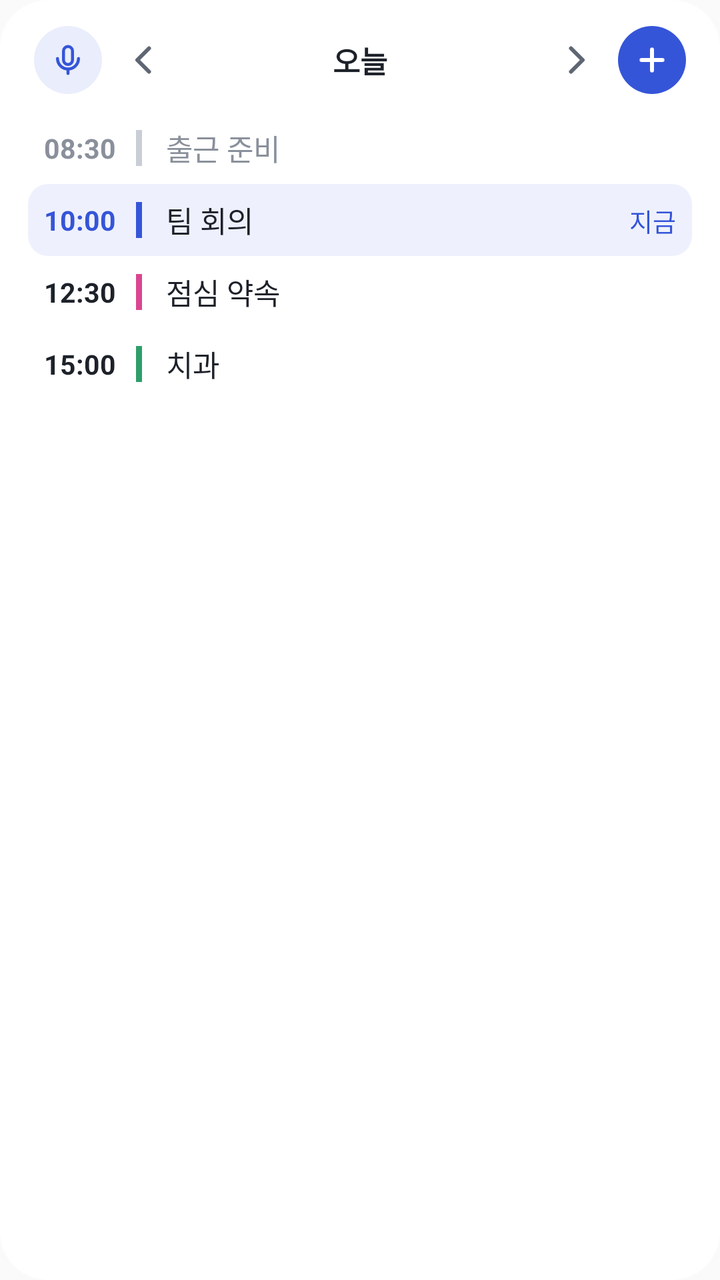
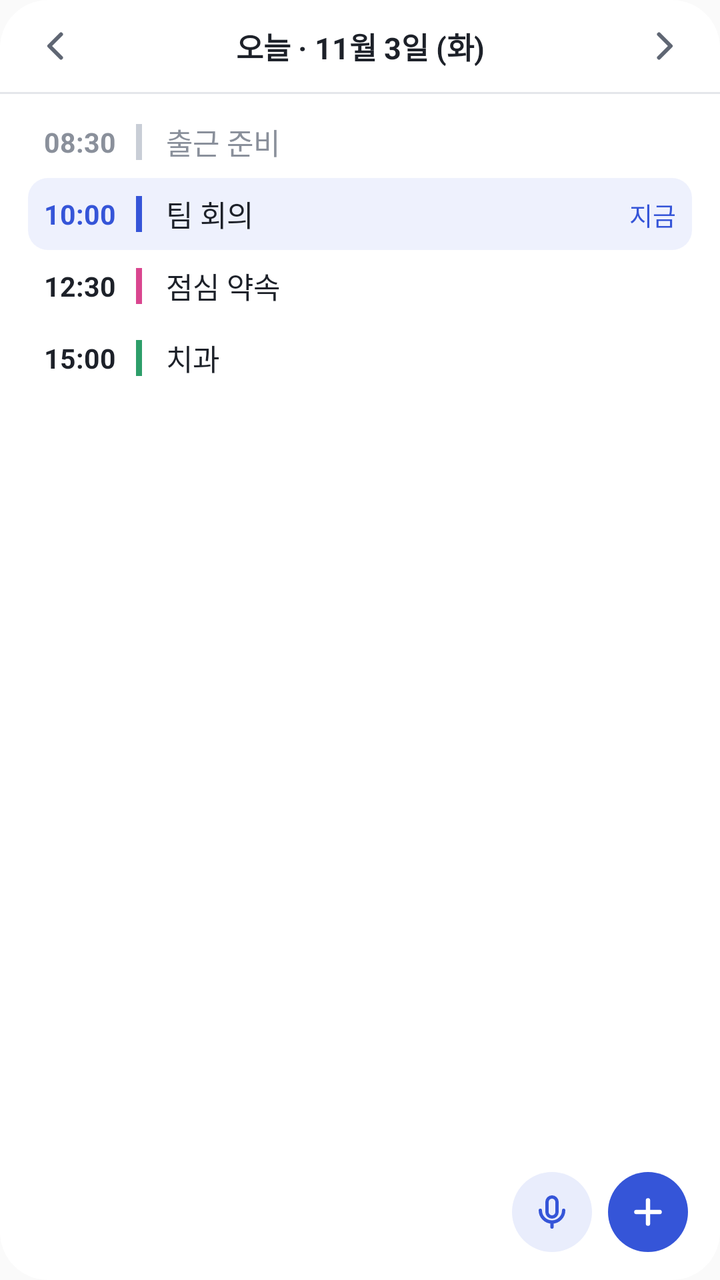

Before-and-after screenshots of an Android layout around one commit, followed by the original layout XML and the change that was made.
<!-- AndroidManifest.xml: application theme AppTheme -->
<!-- res/layout/bx_widget_preview.xml -->
<?xml version="1.0" encoding="utf-8"?>
<LinearLayout xmlns:android="http://schemas.android.com/apk/res/android"
    android:layout_width="match_parent"
    android:layout_height="match_parent"
    android:background="@drawable/bx_widget_bg"
    android:orientation="vertical"
    android:paddingLeft="14dp"
    android:paddingTop="10dp"
    android:paddingRight="14dp"
    android:paddingBottom="12dp">

    <LinearLayout
        android:layout_width="match_parent"
        android:layout_height="40dp"
        android:gravity="center_vertical"
        android:orientation="horizontal">
        <FrameLayout
            android:layout_width="40dp"
            android:layout_height="40dp"
            android:contentDescription="말하기 · 바로 말로 일정 추가">
            <ImageView
                android:layout_width="34dp"
                android:layout_height="34dp"
                android:layout_gravity="center"
                android:background="@drawable/bx_widget_round2"
                android:importantForAccessibility="no"
                android:padding="8dp"
                android:src="@drawable/ic_widget_mic_a" />
        </FrameLayout>
        <FrameLayout
            android:layout_width="36dp"
            android:layout_height="40dp"
            android:contentDescription="전날">
            <ImageView
                android:layout_width="20dp"
                android:layout_height="20dp"
                android:layout_gravity="center"
                android:importantForAccessibility="no"
                android:src="@drawable/ic_widget_prev" />
        </FrameLayout>
        <TextView
            android:layout_width="0dp"
            android:layout_height="40dp"
            android:layout_weight="1"
            android:ellipsize="end"
            android:gravity="center"
            android:maxLines="1"
            android:text="오늘"
            android:textColor="@color/bx_w_ink"
            android:textSize="15sp"
            android:textStyle="bold" />
        <FrameLayout
            android:layout_width="36dp"
            android:layout_height="40dp"
            android:contentDescription="다음 날">
            <ImageView
                android:layout_width="20dp"
                android:layout_height="20dp"
                android:layout_gravity="center"
                android:importantForAccessibility="no"
                android:src="@drawable/ic_widget_next" />
        </FrameLayout>
        <FrameLayout
            android:layout_width="40dp"
            android:layout_height="40dp"
            android:contentDescription="새 일정">
            <ImageView
                android:layout_width="34dp"
                android:layout_height="34dp"
                android:layout_gravity="center"
                android:background="@drawable/bx_widget_round"
                android:importantForAccessibility="no"
                android:padding="8dp"
                android:src="@drawable/ic_widget_plus" />
        </FrameLayout>
    </LinearLayout>

    <FrameLayout
        android:layout_width="match_parent"
        android:layout_height="0dp"
        android:layout_marginTop="6dp"
        android:layout_weight="1">
        <LinearLayout
            android:layout_width="match_parent"
            android:layout_height="match_parent"
            android:orientation="vertical">
        <LinearLayout
    
            android:layout_width="match_parent"
            android:layout_height="36dp"
            android:baselineAligned="true"
            android:gravity="center_vertical"
            android:orientation="horizontal"
            android:paddingLeft="8dp"
            android:paddingRight="8dp">
            <TextView
                android:layout_width="46dp"
                android:layout_height="wrap_content"
                android:maxLines="1"
                android:textColor="@color/bx_w_dim"
                android:text="08:30"
                android:textSize="13.5sp"
                android:textStyle="bold" />
            <FrameLayout
                android:layout_width="3dp"
                android:layout_height="18dp"
                android:layout_gravity="center_vertical"
                android:background="#C9CED6" />
            <TextView
                android:layout_width="0dp"
                android:layout_height="wrap_content"
                android:layout_marginLeft="12dp"
                android:layout_weight="1"
                android:ellipsize="end"
                android:maxLines="1"
                android:textColor="@color/bx_w_dim"
                android:text="출근 준비"
                android:textSize="14.5sp" />
            <TextView
                android:layout_width="wrap_content"
                android:layout_height="wrap_content"
                android:layout_marginLeft="8dp"
                android:ellipsize="end"
                android:gravity="end"
                android:maxLines="1"
                android:maxWidth="130dp"
                android:textColor="@color/bx_w_ink2"
                android:text=""
                android:textSize="12.5sp" />
        </LinearLayout>

        <LinearLayout
            android:background="@drawable/bx_widget_live"
            android:layout_width="match_parent"
            android:layout_height="36dp"
            android:baselineAligned="true"
            android:gravity="center_vertical"
            android:orientation="horizontal"
            android:paddingLeft="8dp"
            android:paddingRight="8dp">
            <TextView
                android:layout_width="46dp"
                android:layout_height="wrap_content"
                android:maxLines="1"
                android:textColor="@color/bx_w_accent"
                android:text="10:00"
                android:textSize="13.5sp"
                android:textStyle="bold" />
            <FrameLayout
                android:layout_width="3dp"
                android:layout_height="18dp"
                android:layout_gravity="center_vertical"
                android:background="@color/bx_w_accent" />
            <TextView
                android:layout_width="0dp"
                android:layout_height="wrap_content"
                android:layout_marginLeft="12dp"
                android:layout_weight="1"
                android:ellipsize="end"
                android:maxLines="1"
                android:textColor="@color/bx_w_ink"
                android:text="팀 회의"
                android:textSize="14.5sp" />
            <TextView
                android:layout_width="wrap_content"
                android:layout_height="wrap_content"
                android:layout_marginLeft="8dp"
                android:ellipsize="end"
                android:gravity="end"
                android:maxLines="1"
                android:maxWidth="130dp"
                android:textColor="@color/bx_w_accent"
                android:text="지금"
                android:textSize="12.5sp" />
        </LinearLayout>

        <LinearLayout
    
            android:layout_width="match_parent"
            android:layout_height="36dp"
            android:baselineAligned="true"
            android:gravity="center_vertical"
            android:orientation="horizontal"
            android:paddingLeft="8dp"
            android:paddingRight="8dp">
            <TextView
                android:layout_width="46dp"
                android:layout_height="wrap_content"
                android:maxLines="1"
                android:textColor="@color/bx_w_ink"
                android:text="12:30"
                android:textSize="13.5sp"
                android:textStyle="bold" />
            <FrameLayout
                android:layout_width="3dp"
                android:layout_height="18dp"
                android:layout_gravity="center_vertical"
                android:background="#D9468F" />
            <TextView
                android:layout_width="0dp"
                android:layout_height="wrap_content"
                android:layout_marginLeft="12dp"
                android:layout_weight="1"
                android:ellipsize="end"
                android:maxLines="1"
                android:textColor="@color/bx_w_ink"
                android:text="점심 약속"
                android:textSize="14.5sp" />
            <TextView
                android:layout_width="wrap_content"
                android:layout_height="wrap_content"
                android:layout_marginLeft="8dp"
                android:ellipsize="end"
                android:gravity="end"
                android:maxLines="1"
                android:maxWidth="130dp"
                android:textColor="@color/bx_w_ink2"
                android:text=""
                android:textSize="12.5sp" />
        </LinearLayout>

        <LinearLayout
    
            android:layout_width="match_parent"
            android:layout_height="36dp"
            android:baselineAligned="true"
            android:gravity="center_vertical"
            android:orientation="horizontal"
            android:paddingLeft="8dp"
            android:paddingRight="8dp">
            <TextView
                android:layout_width="46dp"
                android:layout_height="wrap_content"
                android:maxLines="1"
                android:textColor="@color/bx_w_ink"
                android:text="15:00"
                android:textSize="13.5sp"
                android:textStyle="bold" />
            <FrameLayout
                android:layout_width="3dp"
                android:layout_height="18dp"
                android:layout_gravity="center_vertical"
                android:background="#2E9E6A" />
            <TextView
                android:layout_width="0dp"
                android:layout_height="wrap_content"
                android:layout_marginLeft="12dp"
                android:layout_weight="1"
                android:ellipsize="end"
                android:maxLines="1"
                android:textColor="@color/bx_w_ink"
                android:text="치과"
                android:textSize="14.5sp" />
            <TextView
                android:layout_width="wrap_content"
                android:layout_height="wrap_content"
                android:layout_marginLeft="8dp"
                android:ellipsize="end"
                android:gravity="end"
                android:maxLines="1"
                android:maxWidth="130dp"
                android:textColor="@color/bx_w_ink2"
                android:text=""
                android:textSize="12.5sp" />
        </LinearLayout>

        </LinearLayout>
    </FrameLayout>
</LinearLayout>
<!-- resources referenced by this layout -->
<resources>
  <color name="bx_w_accent">#3555D8</color>
  <color name="bx_w_dim">#8A909B</color>
  <color name="bx_w_ink">#1D2129</color>
  <color name="bx_w_ink2">#5F6673</color>
  <!-- drawable bx_widget_bg (drawable) -->
  <?xml version="1.0" encoding="utf-8"?>
  <shape xmlns:android="http://schemas.android.com/apk/res/android" android:shape="rectangle">
      <solid android:color="@color/bx_w_bg" />
      <corners android:radius="24dp" />
  </shape>
  <!-- drawable bx_widget_live (drawable) -->
  <?xml version="1.0" encoding="utf-8"?>
  <shape xmlns:android="http://schemas.android.com/apk/res/android" android:shape="rectangle">
      <solid android:color="@color/bx_w_live" />
      <corners android:radius="10dp" />
  </shape>
  <!-- drawable bx_widget_round (drawable) -->
  <?xml version="1.0" encoding="utf-8"?>
  <shape xmlns:android="http://schemas.android.com/apk/res/android" android:shape="oval">
      <solid android:color="@color/bx_w_btn" />
  </shape>
  <!-- drawable bx_widget_round2 (drawable) -->
  <?xml version="1.0" encoding="utf-8"?>
  <shape xmlns:android="http://schemas.android.com/apk/res/android" android:shape="oval">
      <solid android:color="@color/bx_w_btn2" />
  </shape>
  <!-- drawable ic_widget_next (drawable) -->
  <vector xmlns:android="http://schemas.android.com/apk/res/android"
      android:width="24dp" android:height="24dp" android:viewportWidth="24" android:viewportHeight="24">
      <path android:fillColor="#00000000" android:strokeColor="@color/bx_w_ink2" android:strokeWidth="2.4" android:strokeLineCap="round" android:strokeLineJoin="round"
          android:pathData="M9,5l7,7l-7,7" />
  </vector>
  <!-- drawable ic_widget_plus (drawable) -->
  <vector xmlns:android="http://schemas.android.com/apk/res/android"
      android:width="24dp" android:height="24dp" android:viewportWidth="24" android:viewportHeight="24">
      <path android:fillColor="#00000000" android:strokeColor="#FFFFFF" android:strokeWidth="2.6" android:strokeLineCap="round"
          android:pathData="M12,5v14M5,12h14" />
  </vector>
  <!-- drawable ic_widget_prev (drawable) -->
  <vector xmlns:android="http://schemas.android.com/apk/res/android"
      android:width="24dp" android:height="24dp" android:viewportWidth="24" android:viewportHeight="24">
      <path android:fillColor="#00000000" android:strokeColor="@color/bx_w_ink2" android:strokeWidth="2.4" android:strokeLineCap="round" android:strokeLineJoin="round"
          android:pathData="M15,5l-7,7l7,7" />
  </vector>
  <style name="AppTheme" parent="Theme.AppCompat.Light.DarkActionBar">
          
          <item name="colorPrimary">@color/colorPrimary</item>
          <item name="colorPrimaryDark">@color/colorPrimaryDark</item>
          <item name="colorAccent">@color/colorAccent</item>
      </style>
  <color name="bx_w_bg">#FFFFFF</color>
  <color name="bx_w_live">#EEF1FD</color>
  <color name="bx_w_btn">#3555D8</color>
  <color name="bx_w_btn2">#E9EDFC</color>
  <!-- unchanged entries left out for length: 1 -->
</resources>

<!-- the commit's change to res/layout/bx_widget_preview.xml (unified diff, before → after) -->
@@ -3,33 +3,20 @@
     android:layout_width="match_parent"
     android:layout_height="match_parent"
     android:background="@drawable/bx_widget_bg"
-    android:orientation="vertical"
-    android:paddingLeft="14dp"
-    android:paddingTop="10dp"
-    android:paddingRight="14dp"
-    android:paddingBottom="12dp">
-
+    android:orientation="vertical">
+
+    
     <LinearLayout
         android:layout_width="match_parent"
-        android:layout_height="40dp"
+        android:layout_height="46dp"
         android:gravity="center_vertical"
-        android:orientation="horizontal">
+        android:orientation="horizontal"
+        android:paddingLeft="6dp"
+        android:paddingRight="6dp">
         <FrameLayout
-            android:layout_width="40dp"
-            android:layout_height="40dp"
-            android:contentDescription="말하기 · 바로 말로 일정 추가">
-            <ImageView
-                android:layout_width="34dp"
-                android:layout_height="34dp"
-                android:layout_gravity="center"
-                android:background="@drawable/bx_widget_round2"
-                android:importantForAccessibility="no"
-                android:padding="8dp"
-                android:src="@drawable/ic_widget_mic_a" />
-        </FrameLayout>
-        <FrameLayout
-            android:layout_width="36dp"
-            android:layout_height="40dp"
+            
+            android:layout_width="44dp"
+            android:layout_height="46dp"
             android:contentDescription="전날">
             <ImageView
                 android:layout_width="20dp"
@@ -39,19 +26,21 @@
                 android:src="@drawable/ic_widget_prev" />
         </FrameLayout>
         <TextView
+            
             android:layout_width="0dp"
-            android:layout_height="40dp"
+            android:layout_height="46dp"
             android:layout_weight="1"
             android:ellipsize="end"
             android:gravity="center"
             android:maxLines="1"
-            android:text="오늘"
+            android:text="오늘 · 11월 3일 (화)"
             android:textColor="@color/bx_w_ink"
             android:textSize="15sp"
             android:textStyle="bold" />
         <FrameLayout
-            android:layout_width="36dp"
-            android:layout_height="40dp"
+            
+            android:layout_width="44dp"
+            android:layout_height="46dp"
             android:contentDescription="다음 날">
             <ImageView
                 android:layout_width="20dp"
@@ -60,30 +49,28 @@
                 android:importantForAccessibility="no"
                 android:src="@drawable/ic_widget_next" />
         </FrameLayout>
-        <FrameLayout
-            android:layout_width="40dp"
-            android:layout_height="40dp"
-            android:contentDescription="새 일정">
-            <ImageView
-                android:layout_width="34dp"
-                android:layout_height="34dp"
-                android:layout_gravity="center"
-                android:background="@drawable/bx_widget_round"
-                android:importantForAccessibility="no"
-                android:padding="8dp"
-                android:src="@drawable/ic_widget_plus" />
-        </FrameLayout>
     </LinearLayout>
+    
+    <FrameLayout
+        android:layout_width="match_parent"
+        android:layout_height="1dp"
+        android:background="@color/bx_w_line" />
 
     <FrameLayout
         android:layout_width="match_parent"
         android:layout_height="0dp"
+        android:layout_marginLeft="14dp"
         android:layout_marginTop="6dp"
+        android:layout_marginRight="14dp"
+        android:layout_marginBottom="12dp"
         android:layout_weight="1">
         <LinearLayout
             android:layout_width="match_parent"
             android:layout_height="match_parent"
             android:orientation="vertical">
+            android:layout_width="match_parent"
+            android:layout_height="match_parent"
+            android:orientation="vertical">
         <LinearLayout
     
             android:layout_width="match_parent"
@@ -264,6 +251,47 @@
                 android:textSize="12.5sp" />
         </LinearLayout>
 
+                </LinearLayout>
+        
+        <FrameLayout
+            android:layout_width="match_parent"
+            android:layout_height="52dp"
+            android:layout_gravity="bottom"
+            android:background="@drawable/bx_widget_fade" />
+        <LinearLayout
+            android:layout_width="wrap_content"
+            android:layout_height="wrap_content"
+            android:layout_gravity="bottom|end"
+            android:orientation="horizontal">
+            <FrameLayout
+                
+                android:layout_width="44dp"
+                android:layout_height="44dp"
+                android:contentDescription="말하기 · 바로 말로 일정 추가">
+                <ImageView
+                    android:layout_width="40dp"
+                    android:layout_height="40dp"
+                    android:layout_gravity="center"
+                    android:background="@drawable/bx_widget_round2"
+                    android:importantForAccessibility="no"
+                    android:padding="10dp"
+                    android:src="@drawable/ic_widget_mic_a" />
+            </FrameLayout>
+            <FrameLayout
+                
+                android:layout_width="44dp"
+                android:layout_height="44dp"
+                android:layout_marginLeft="4dp"
+                android:contentDescription="새 일정">
+                <ImageView
+                    android:layout_width="40dp"
+                    android:layout_height="40dp"
+                    android:layout_gravity="center"
+                    android:background="@drawable/bx_widget_round"
+                    android:importantForAccessibility="no"
+                    android:padding="10dp"
+                    android:src="@drawable/ic_widget_plus" />
+            </FrameLayout>
         </LinearLayout>
     </FrameLayout>
 </LinearLayout>
<!-- resource entries referenced after the edit -->
@@ -4,11 +4,17 @@
   <color name="bx_w_dim">#8A909B</color>
   <color name="bx_w_ink">#1D2129</color>
   <color name="bx_w_ink2">#5F6673</color>
+  <color name="bx_w_line">#E4E6EA</color>
   <!-- drawable bx_widget_bg (drawable) -->
   <?xml version="1.0" encoding="utf-8"?>
   <shape xmlns:android="http://schemas.android.com/apk/res/android" android:shape="rectangle">
       <solid android:color="@color/bx_w_bg" />
       <corners android:radius="24dp" />
+  </shape>
+  <!-- drawable bx_widget_fade (drawable) -->
+  <?xml version="1.0" encoding="utf-8"?>
+  <shape xmlns:android="http://schemas.android.com/apk/res/android" android:shape="rectangle">
+      <gradient android:angle="90" android:startColor="@color/bx_w_bg" android:endColor="@color/bx_w_bg0" />
   </shape>
   <!-- drawable bx_widget_live (drawable) -->
   <?xml version="1.0" encoding="utf-8"?>
@@ -51,6 +57,7 @@
           <item name="colorAccent">@color/colorAccent</item>
       </style>
   <color name="bx_w_bg">#FFFFFF</color>
+  <color name="bx_w_bg0">#00FFFFFF</color>
   <color name="bx_w_live">#EEF1FD</color>
   <color name="bx_w_btn">#3555D8</color>
   <color name="bx_w_btn2">#E9EDFC</color>
